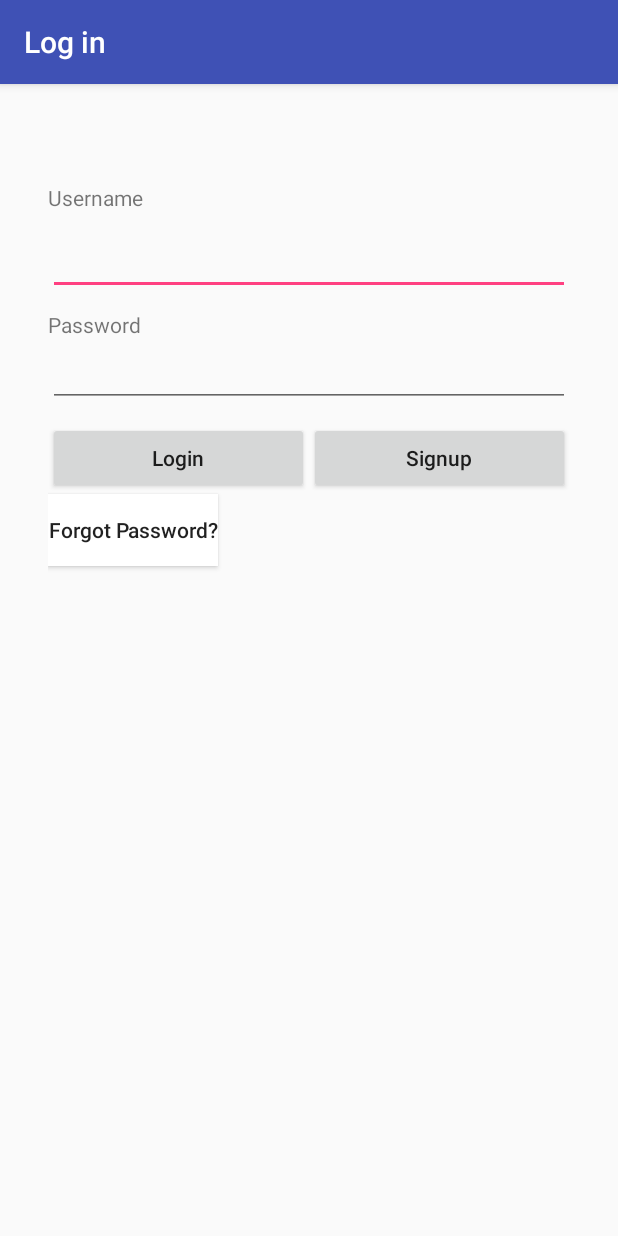
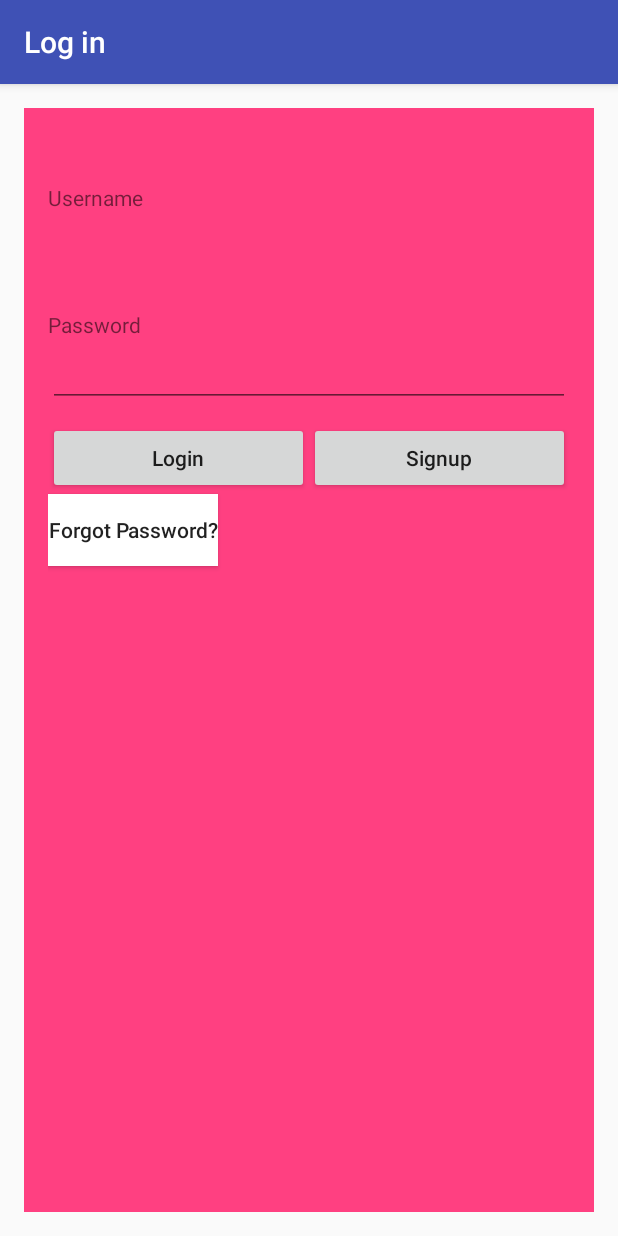
Before and after one commit to syedth/Demo, an Android app: the screen it shows after launch (MainActivity), on a phone screen of 412 x 824 dp. Run offline under Robolectric (Android 15) with nearby library versions, the phone set to English and light mode, and no system bars.

Commit message:
changed background

```diff
--- a/HelloWorld/app/src/main/res/layout/fragment_login.xml
+++ b/HelloWorld/app/src/main/res/layout/fragment_login.xml
@@ -6,6 +6,7 @@
     android:paddingLeft="16dp"
     android:paddingRight="16dp"
     android:paddingTop="50dp"
+    android:background="@color/colorAccent"
     tools:context="git.helloworld.LoginFragment">
 
     <TextView
```
